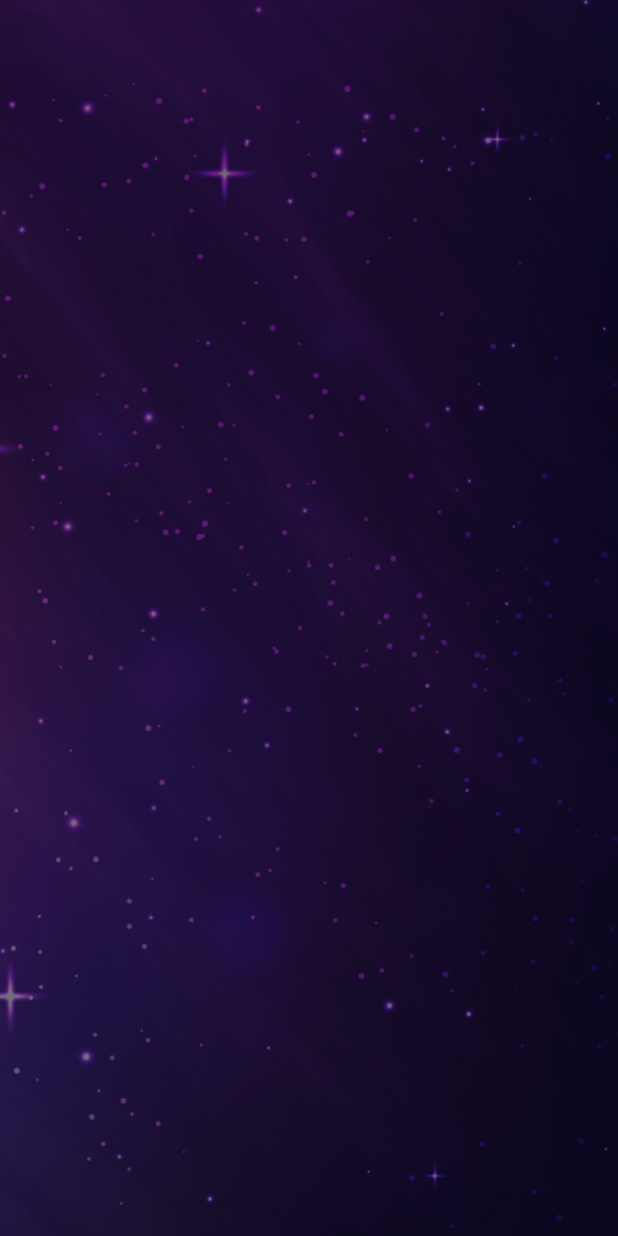
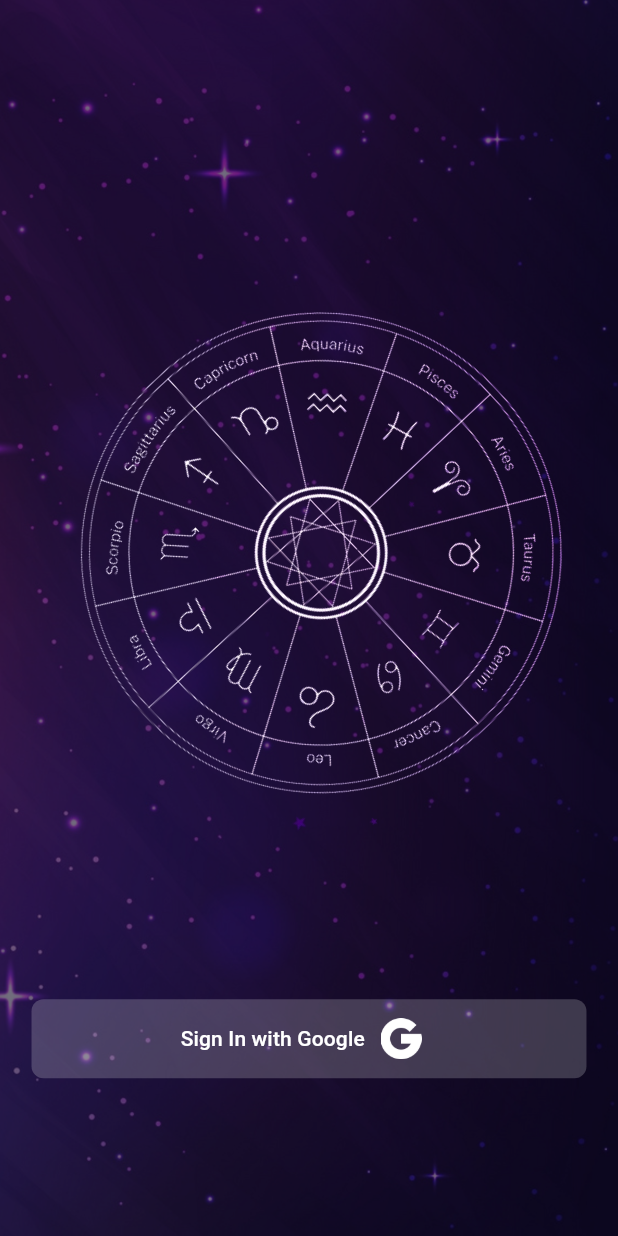
Before and after one commit to Nilupul96/astrology, a Flutter app: the screen it shows after launch, on a phone screen of 412 x 824 dp. Run offline on Flutter 3.47's test engine with Material 3 defaults, Android fonts, the phone set to English and light mode, and no system bars; our stand-ins replace bloc, connectivity_plus, equatable, firebase_core, flutter_rating_bar, flutter_screenutil and 7 more; accounts and stored records are empty; Roboto replaces fonts that are missing (Montserrat).

Commit message:
sign in screen UI implementation

```diff
--- a/lib/core/app_assets.dart
+++ b/lib/core/app_assets.dart
@@ -2,4 +2,6 @@ class AppAssets {
   static String get waiting_anim => "lib/assets/anim/waiting.riv";
 
   static String get bgImg => 'lib/assets/images/bg.png';
+
+  static String get signChart => 'lib/assets/images/sign-chart.png';
 }
--- a/lib/core/app_colors.dart
+++ b/lib/core/app_colors.dart
@@ -8,4 +8,5 @@ class AppColors {
   static Color get bgBlue => const Color(0XFF2D74FF);
   static Color get black => Colors.black;
   static Color get white => Colors.white;
+  static Color get darkBlue => const Color(0XFF0E0923);
 }
--- a/lib/core/app_routes.dart
+++ b/lib/core/app_routes.dart
@@ -1,3 +1,4 @@
+import 'package:astrology/features/login/presentation/pages/sign_in_screen.dart';
 import 'package:go_router/go_router.dart';
 
 import '../features/home/presentation/pages/home_screen.dart';
@@ -6,13 +7,18 @@ import 'helpers/navigation_service.dart';
 
 class AppRoutes {
   static GoRouter router = GoRouter(
-    initialLocation: '/',
+    initialLocation: '/login',
     navigatorKey: NavigationService.navigatorKey,
     routes: [
       GoRoute(
         name: SplashScreen.routeName,
         path: '/',
         builder: (context, state) => const SplashScreen(),
+      ),
+      GoRoute(
+        name: SignInScreen.routeName,
+        path: '/login',
+        builder: (context, state) => const SignInScreen(),
       ),
       GoRoute(
         name: HomeScreen.routeName,
--- a/lib/core/widgets/main_btn.dart
+++ b/lib/core/widgets/main_btn.dart
@@ -1,16 +1,12 @@
 import 'package:flutter/material.dart';
-import 'package:flutter_svg/svg.dart';
-import 'package:rive/rive.dart';
-import '../app_assets.dart';
+import 'package:flutter_screenutil/flutter_screenutil.dart';
 import '../app_colors.dart';
-import '../helpers/app_logger.dart';
 
 class MainBtn extends StatefulWidget {
   final String lbl;
   final Function onClick;
   final bool isLoading;
   final bool isEnabled;
-  final bool isShowAnim;
   final Color bgColor;
   final String? icon;
   final bool disableSplash;
@@ -22,7 +18,6 @@ class MainBtn extends StatefulWidget {
       required this.onClick,
       this.isLoading = false,
       this.isEnabled = true,
-      this.isShowAnim = false,
       this.disableSplash = false,
       this.icon})
       : super(key: key);
@@ -38,7 +33,7 @@ class _MainBtnState extends State<MainBtn> {
   Widget build(BuildContext context) {
     return SizedBox(
       width: double.infinity,
-      height: 50,
+      height: 50.h,
       child: ElevatedButton(
           style: ElevatedButton.styleFrom(
             primary: !widget.isEnabled ? AppColors.bgBlue : widget.bgColor,
@@ -53,33 +48,11 @@ class _MainBtnState extends State<MainBtn> {
           onPressed: widget.isEnabled
               ? !widget.isLoading
                   ? () async {
-                      if (widget.isShowAnim) {
-                        setState(() {
-                          showAnim = true;
-                        });
-                        Log.debug("showAnim $showAnim");
-                      }
                       await widget.onClick();
-                      if (widget.isShowAnim) {
-                        setState(() {
-                          showAnim = false;
-                        });
-                        Log.debug("showAnim $showAnim");
-                      }
                     }
                   : null
               : null,
-          child: showAnim
-              ? SizedBox(
-                  width: 30,
-                  height: 15,
-                  child: RiveAnimation.asset(
-                    AppAssets.waiting_anim,
-                    fit: BoxFit.cover,
-                    alignment: Alignment.center,
-                  ),
-                )
-              : widget.isLoading && !showAnim
+          child: widget.isLoading
               ? const SizedBox(
                   width: 30,
                   height: 30,
@@ -88,15 +61,20 @@ class _MainBtnState extends State<MainBtn> {
                     valueColor: AlwaysStoppedAnimation<Color>(Colors.white),
                   ),
                 )
-                  : widget.icon != null
-                      ? SvgPicture.asset(widget.icon!)
-                      : Text(
-                          widget.lbl,
-                          style: const TextStyle(
-                            color: Colors.white,
-                            fontWeight: FontWeight.w600,
-                            fontSize: 14,
-                          ),
+              : Row(
+                  mainAxisAlignment: MainAxisAlignment.center,
+                  children: [
+                    Text(widget.lbl,
+                        style: Theme.of(context)
+                            .textTheme
+                            .labelLarge
+                            ?.copyWith(color: AppColors.white)),
+                    if (widget.icon != null)
+                      Padding(
+                          padding: EdgeInsets.symmetric(
+                              vertical: 12.h, horizontal: 10.w),
+                          child: Image.asset(widget.icon!))
+                  ],
                 )),
     );
   }
--- /dev/null
+++ b/lib/features/login/presentation/pages/sign_in_screen.dart
@@ -0,0 +1,56 @@
+import 'package:astrology/core/app_colors.dart';
+import 'package:astrology/core/app_icons.dart';
+import 'package:astrology/core/widgets/main_btn.dart';
+import 'package:flutter/material.dart';
+import 'package:flutter_screenutil/flutter_screenutil.dart';
+import '../../../../core/app_assets.dart';
+
+class SignInScreen extends StatefulWidget {
+  static const routeName = "/sign-in-screen";
+  const SignInScreen({super.key});
+
+  @override
+  State<SignInScreen> createState() => _SignInScreenState();
+}
+
+class _SignInScreenState extends State<SignInScreen>
+    with TickerProviderStateMixin {
+  late final AnimationController _controller =
+      AnimationController(duration: Duration(seconds: 60), vsync: this)
+        ..repeat(reverse: false);
+
+  late final Animation<double> _animation =
+      CurvedAnimation(parent: _controller, curve: Curves.linear);
+
+  @override
+  Widget build(BuildContext context) {
+    return Scaffold(
+        body: Stack(
+      children: [
+        Image.asset(
+          AppAssets.bgImg,
+          height: double.infinity,
+          width: double.infinity,
+          fit: BoxFit.cover,
+        ),
+        Padding(
+          padding: EdgeInsets.symmetric(horizontal: 20.w),
+          child: Column(
+            mainAxisAlignment: MainAxisAlignment.end,
+            children: [
+              RotationTransition(
+                  turns: _animation, child: Image.asset(AppAssets.signChart)),
+              const RSizedBox(height: 100),
+              MainBtn(
+                  lbl: 'Sign In with Google',
+                  bgColor: AppColors.white.withOpacity(0.2),
+                  icon: AppIcon.googleIcon,
+                  onClick: () {}),
+              const RSizedBox(height: 100)
+            ],
+          ),
+        )
+      ],
+    ));
+  }
+}
--- a/lib/features/splash/presentation/pages/splash_screen.dart
+++ b/lib/features/splash/presentation/pages/splash_screen.dart
@@ -15,6 +15,5 @@ class SplashScreen extends StatelessWidget {
       width: double.infinity,
       fit: BoxFit.cover,
     )));
-    ;
   }
 }
--- a/pubspec.yaml
+++ b/pubspec.yaml
@@ -58,6 +58,7 @@ flutter:
   assets:
     - lib/assets/
     - lib/assets/images/
+    - lib/assets/icons/
 
 
   # fonts:
```
Also changed, not shown: lib/core/app_icons.dart (+1 -9 lines), lib/features/login/presentation/bloc/login_bloc.dart (added, +13 -0 lines), lib/features/login/presentation/bloc/login_event.dart (added, +8 -0 lines), lib/features/login/presentation/bloc/login_state.dart (added, +9 -0 lines), lib/assets/icons/google.png (added), lib/assets/images/sign-chart.png (added). Lines whose indentation alone changed are shown as unchanged.
